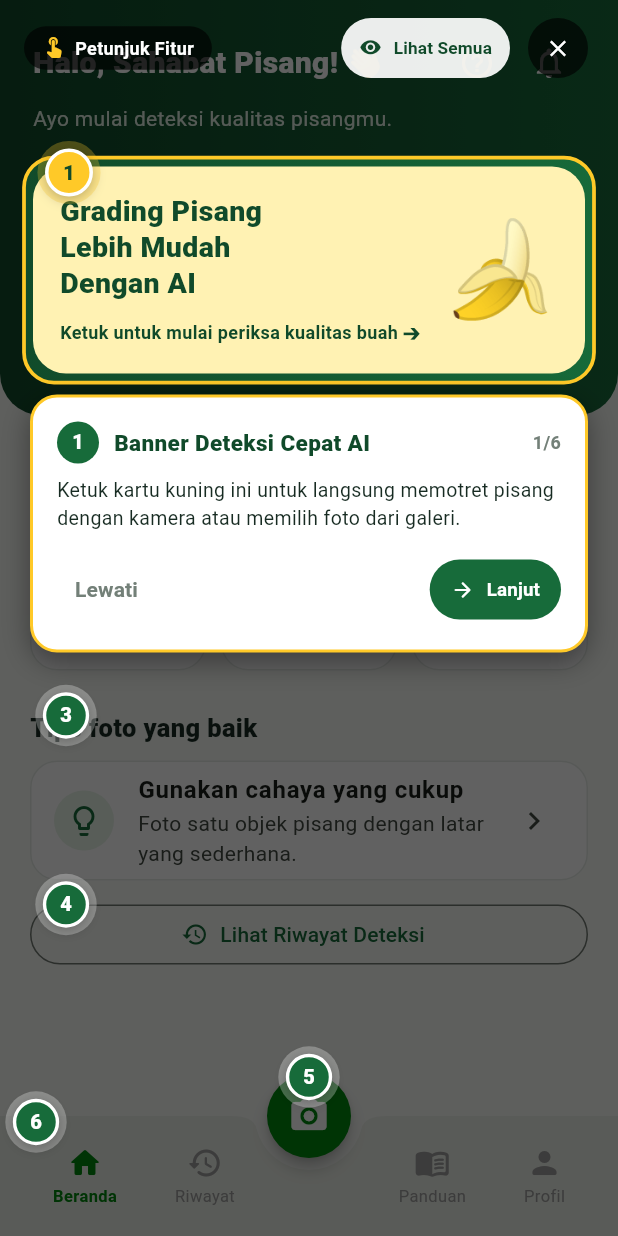
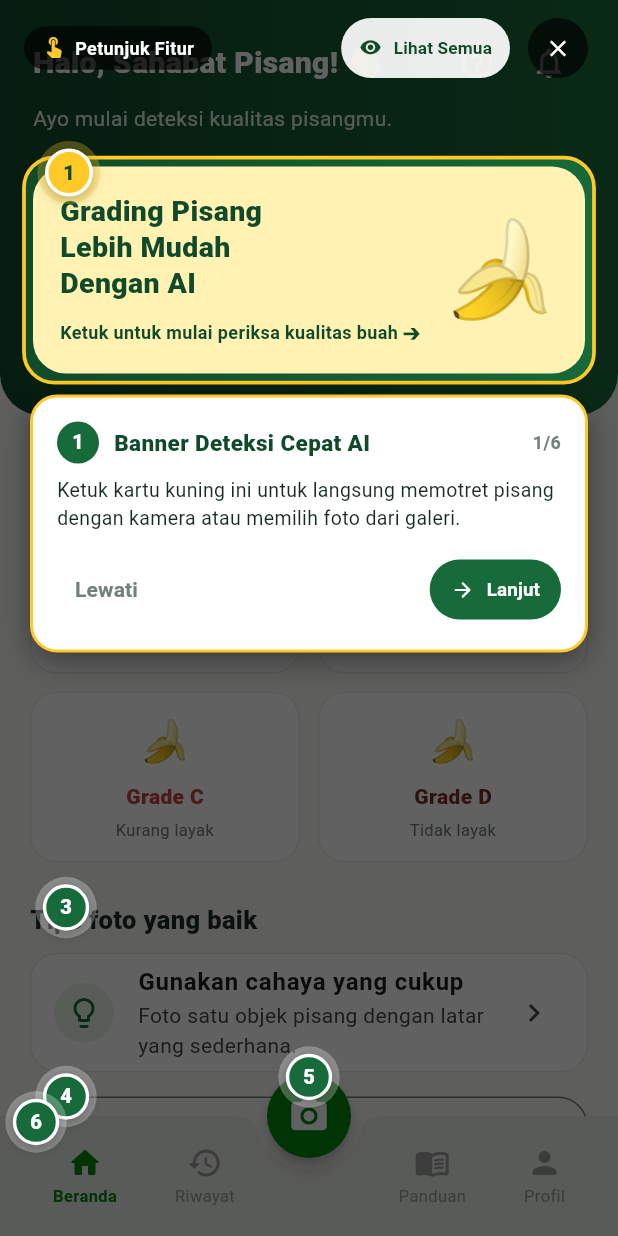
Before and after one commit to RachmadAprisandhy/PBL_Kelompok3, a Flutter app: the screen it shows after launch, on a phone screen of 412 x 824 dp. Run offline on Flutter 3.47's test engine with Material 3 defaults, Android fonts, the phone set to English and light mode, and no system bars; our stand-ins replace dio, flutter_bloc, image_picker, sqflite; accounts and stored records are empty.

Commit message:
modifikasi grade pada home_screen

```diff
--- a/lib/features/home/home_screen.dart
+++ b/lib/features/home/home_screen.dart
@@ -192,7 +192,7 @@ class HomeScreen extends StatelessWidget {
               padding: const EdgeInsets.fromLTRB(20, 22, 20, 28),
               sliver: SliverList(
                 delegate: SliverChildListDelegate([
-                  // FITUR 2: Kategori Grade A, B, C
+                  // FITUR 2: Kategori Grade A, B, C, D (Grid 2x2)
                   Container(
                     key: gradeCategoryKey,
                     child: Column(
@@ -217,7 +217,7 @@ class HomeScreen extends StatelessWidget {
                                 emoji: '🍌',
                               ),
                             ),
-                            SizedBox(width: 10),
+                            SizedBox(width: 12),
                             Expanded(
                               child: _GradeCard(
                                 grade: 'B',
@@ -226,12 +226,25 @@ class HomeScreen extends StatelessWidget {
                                 emoji: '🍌',
                               ),
                             ),
-                            SizedBox(width: 10),
+                          ],
+                        ),
+                        const SizedBox(height: 12),
+                        const Row(
+                          children: [
                             Expanded(
                               child: _GradeCard(
                                 grade: 'C',
                                 label: 'Kurang layak',
                                 color: Color(0xFFC94343),
+                                emoji: '🍌',
+                              ),
+                            ),
+                            SizedBox(width: 12),
+                            Expanded(
+                              child: _GradeCard(
+                                grade: 'D',
+                                label: 'Tidak layak',
+                                color: Color(0xFF7A2E2E),
                                 emoji: '🍌',
                               ),
                             ),
@@ -312,7 +325,7 @@ class _GradeCard extends StatelessWidget {
   @override
   Widget build(BuildContext context) => Card(
         child: Padding(
-          padding: const EdgeInsets.symmetric(vertical: 14, horizontal: 5),
+          padding: const EdgeInsets.symmetric(vertical: 14, horizontal: 8),
           child: Column(
             children: [
               Text(emoji, style: const TextStyle(fontSize: 27)),
@@ -325,7 +338,7 @@ class _GradeCard extends StatelessWidget {
               Text(
                 label,
                 textAlign: TextAlign.center,
-                style: const TextStyle(color: AppColors.muted, fontSize: 10),
+                style: const TextStyle(color: AppColors.muted, fontSize: 11),
               ),
             ],
           ),
```
Also changed, not shown: 1 other file.
